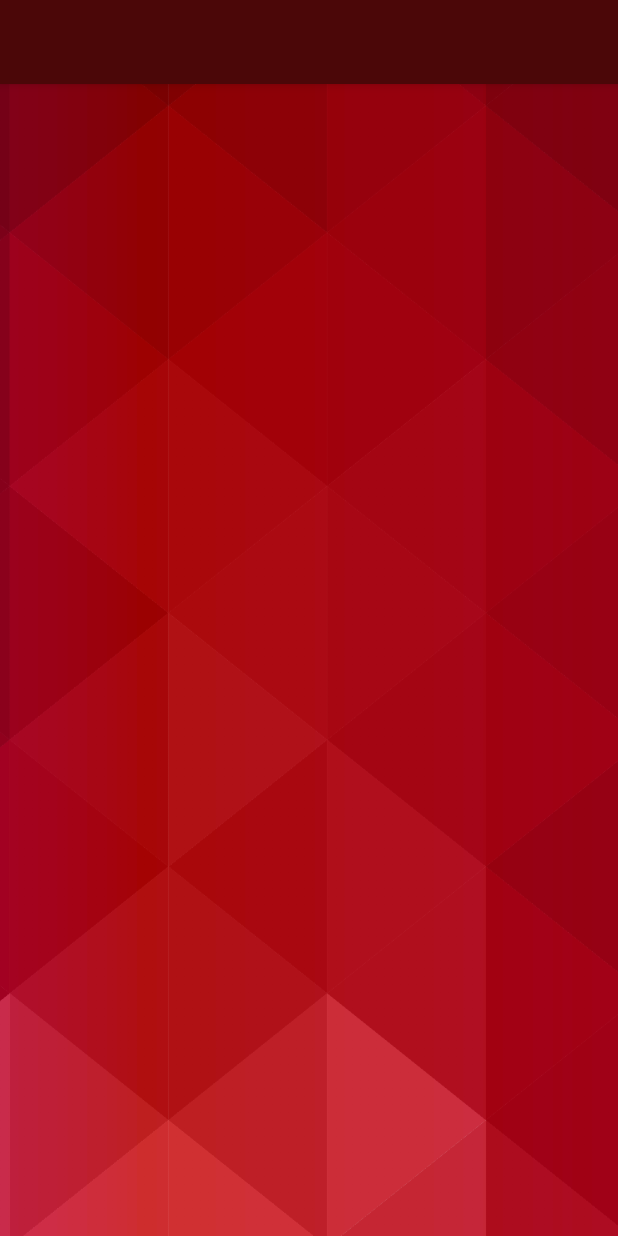
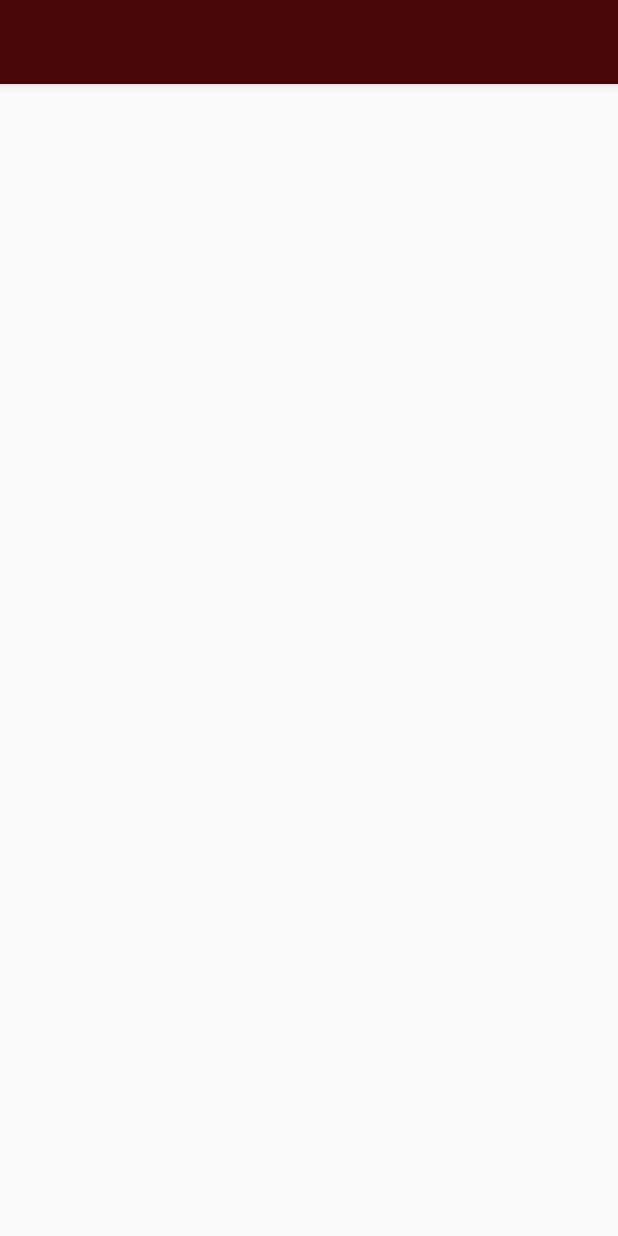
Before and after one commit to thiagomsilva/InterativaFM, an Android app: the layout activity_principal.xml on its own in the app's theme, with its tools: preview values and no code run, on a phone screen of 412 x 824 dp. Run offline under Robolectric (Android 15) with nearby library versions, the phone set to English and light mode, and no system bars.

Commit message:
Commit atualizacao email

```diff
--- a/app/src/main/java/edmt/dev/androidmp3stream/RadioFragment.java
+++ b/app/src/main/java/edmt/dev/androidmp3stream/RadioFragment.java
@@ -105,7 +105,6 @@ public class RadioFragment extends Fragment implements MediaPlayer.OnCompletionL
 
         mediaPlayer = new MediaPlayer();
         mediaPlayer.setOnCompletionListener(this);
-
         return View;
     }
 
@@ -115,4 +114,5 @@ public class RadioFragment extends Fragment implements MediaPlayer.OnCompletionL
         btn_play_pause.setImageResource(R.mipmap.ic_play);
 
     }
+
 }
--- a/app/src/main/java/edmt/dev/androidmp3stream/SplashScreen.java
+++ b/app/src/main/java/edmt/dev/androidmp3stream/SplashScreen.java
@@ -28,6 +28,6 @@ public class SplashScreen extends AppCompatActivity {
                 finish();
 
             }
-        }, 2000);
+        }, 1000);
     }
 }
--- a/app/src/main/res/drawable-anydpi/ic_insert_comment.xml
+++ /dev/null
@@ -1,9 +0,0 @@
-<vector xmlns:android="http://schemas.android.com/apk/res/android"
-        android:width="24dp"
-        android:height="24dp"
-        android:viewportWidth="24.0"
-        android:viewportHeight="24.0">
-    <path
-        android:fillColor="#FF000000"
-        android:pathData="M20,2L4,2c-1.1,0 -2,0.9 -2,2v12c0,1.1 0.9,2 2,2h14l4,4L22,4c0,-1.1 -0.9,-2 -2,-2zM18,14L6,14v-2h12v2zM18,11L6,11L6,9h12v2zM18,8L6,8L6,6h12v2z"/>
-</vector>
--- a/app/src/main/res/layout/content_principal.xml
+++ b/app/src/main/res/layout/content_principal.xml
@@ -4,7 +4,6 @@
     xmlns:tools="http://schemas.android.com/tools"
     android:layout_width="match_parent"
     android:layout_height="match_parent"
-    android:background="@drawable/bgmain"
     app:layout_behavior="@string/appbar_scrolling_view_behavior"
     tools:context=".PrincipalActivity"
     tools:showIn="@layout/app_bar_principal">
--- a/app/src/main/res/menu/activity_principal_drawer.xml
+++ b/app/src/main/res/menu/activity_principal_drawer.xml
@@ -10,7 +10,7 @@
             android:title="Rádio" />
         <item
             android:id="@+id/nav_pedidos"
-            android:icon="@drawable/ic_insert_comment"
+            android:icon="@drawable/ic_action_music"
             android:title="Peça sua música" />
         <item
             android:id="@+id/nav_whatsapp"
--- a/app/src/main/res/values/strings.xml
+++ b/app/src/main/res/values/strings.xml
@@ -7,7 +7,7 @@
     <string name="navigation_drawer_open">Open navigation drawer</string>
     <string name="navigation_drawer_close">Close navigation drawer</string>
     <string name="nav_header_title">Interativa FM 87,9</string>
-    <string name="nav_header_subtitle">android.studio@android.com</string>
+    <string name="nav_header_subtitle">Interativafm01@gmail.com</string>
     <string name="nav_header_desc">Navigation header</string>
 
     <!--<string name="action_settings">Configurações</string>-->
```
Also changed, not shown: app/src/main/res/drawable-hdpi/ic_insert_comment.png (deleted), app/src/main/res/drawable-mdpi/ic_insert_comment.png (deleted), app/src/main/res/drawable-xhdpi/ic_insert_comment.png (deleted), app/src/main/res/drawable-xxhdpi/ic_insert_comment.png (deleted), app/src/main/res/drawable-xxxhdpi/ic_insert_comment.png (deleted).
